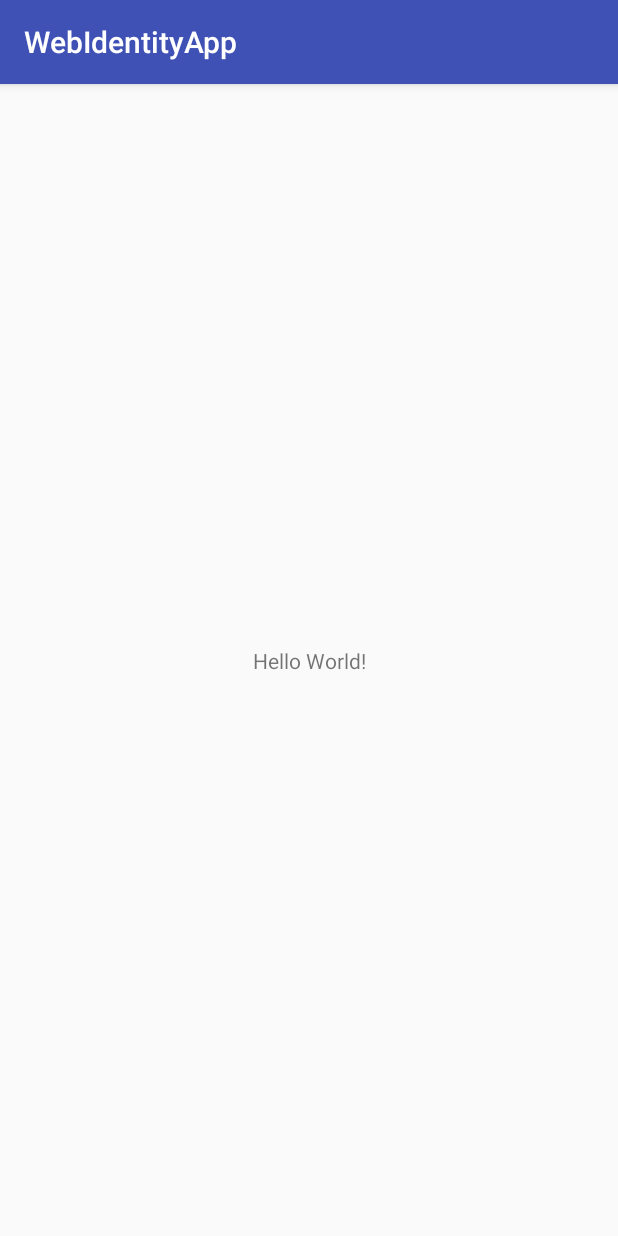
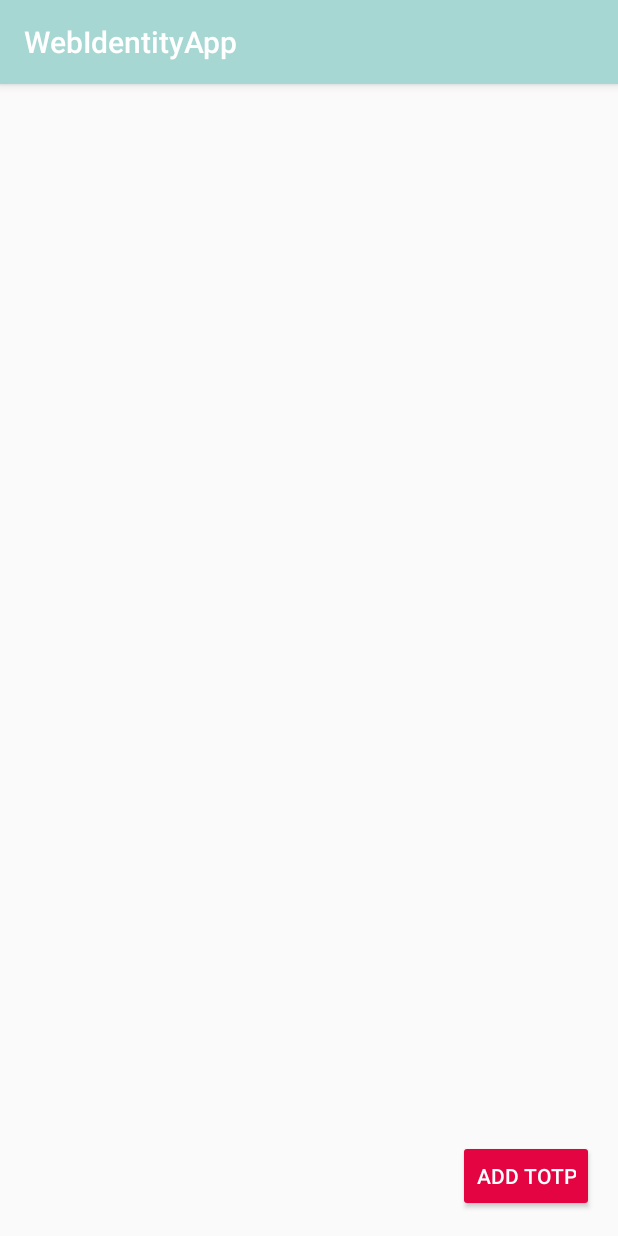
Before and after one commit to MaxBurgert/web-identity, an Android app: the screen it shows after launch (MainActivity), on a phone screen of 412 x 824 dp. Run offline under Robolectric (Android 15) with nearby library versions, the phone set to English and light mode, and no system bars.

Commit message:
Added button and colors

```diff
--- a/AndroidApp/app/src/main/java/ch/unibas/dmi/webidentityapp/MainActivity.java
+++ b/AndroidApp/app/src/main/java/ch/unibas/dmi/webidentityapp/MainActivity.java
@@ -2,12 +2,27 @@ package ch.unibas.dmi.webidentityapp;
 
 import android.support.v7.app.AppCompatActivity;
 import android.os.Bundle;
+import android.view.View;
+import android.view.View.OnClickListener;
+import android.widget.Button;
+import android.widget.Toast;
 
 public class MainActivity extends AppCompatActivity {
+
+  private Button buttonAddTotp;
 
   @Override
   protected void onCreate(Bundle savedInstanceState) {
     super.onCreate(savedInstanceState);
     setContentView(R.layout.activity_main);
+
+    buttonAddTotp = this.findViewById(R.id.button);
+
+    buttonAddTotp.setOnClickListener(new OnClickListener() {
+      @Override
+      public void onClick(View view) {
+        Toast.makeText(getApplicationContext(), "Hello",Toast.LENGTH_LONG).show();
+      }
+    });
   }
 }
--- a/AndroidApp/app/src/main/res/layout/activity_main.xml
+++ b/AndroidApp/app/src/main/res/layout/activity_main.xml
@@ -7,13 +7,14 @@
   android:layout_height="match_parent"
   tools:context=".MainActivity">
 
-  <TextView
+  <Button
+    android:id="@+id/button"
+    style="@style/Widget.AppCompat.Button.Colored"
     android:layout_width="wrap_content"
     android:layout_height="wrap_content"
-    android:text="Hello World!"
-    app:layout_constraintBottom_toBottomOf="parent"
-    app:layout_constraintLeft_toLeftOf="parent"
-    app:layout_constraintRight_toRightOf="parent"
-    app:layout_constraintTop_toTopOf="parent"/>
+    android:text="@string/button_add"
+    android:layout_margin="16dp"
+    app:layout_constraintEnd_toEndOf="parent"
+    app:layout_constraintBottom_toBottomOf="parent"/>
 
 </android.support.constraint.ConstraintLayout>
--- a/AndroidApp/app/src/main/res/values/colors.xml
+++ b/AndroidApp/app/src/main/res/values/colors.xml
@@ -1,6 +1,6 @@
 <?xml version="1.0" encoding="utf-8"?>
 <resources>
-  <color name="colorPrimary">#3F51B5</color>
-  <color name="colorPrimaryDark">#303F9F</color>
-  <color name="colorAccent">#FF4081</color>
+  <color name="colorPrimary">#a6d7d2</color>
+  <color name="colorPrimaryDark">#2f393e</color>
+  <color name="colorAccent">#e40442</color>
 </resources>
--- a/AndroidApp/app/src/main/res/values/strings.xml
+++ b/AndroidApp/app/src/main/res/values/strings.xml
@@ -1,3 +1,4 @@
 <resources>
   <string name="app_name">WebIdentityApp</string>
+  <string name="button_add">Add TOTP</string>
 </resources>
```
